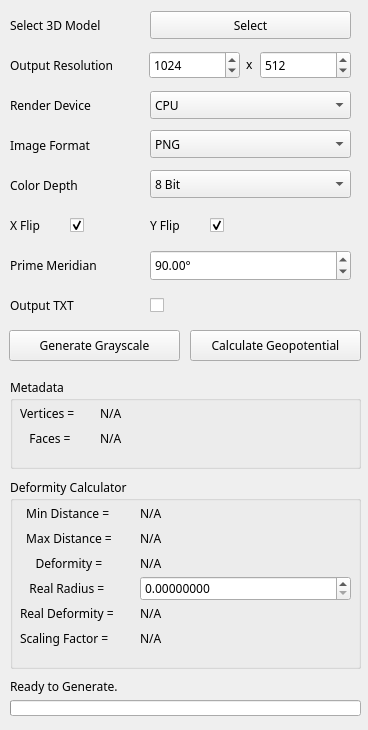
This is ui/widget.ui in himisawww/GrayscaleGenerator as Qt 5 draws it before an edit. The edited form follows.
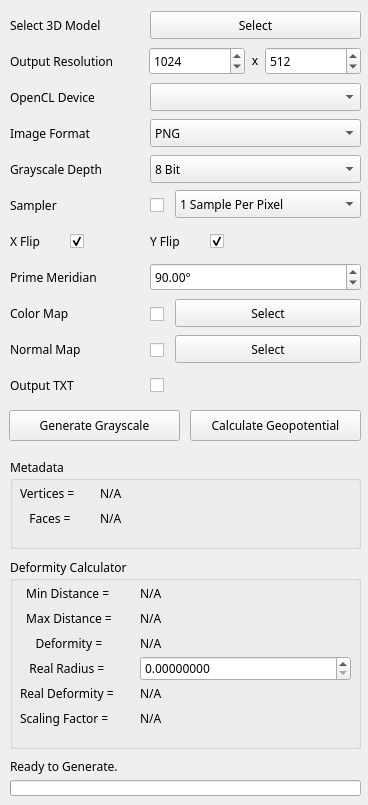
This is the edited form. Custom widgets are drawn as their Qt base class.

Commit message: add color map & normal map export.

```diff
--- a/ui/widget.ui
+++ b/ui/widget.ui
@@ -7,19 +7,19 @@
     <x>0</x>
     <y>0</y>
     <width>368</width>
-    <height>730</height>
+    <height>805</height>
    </rect>
   </property>
   <property name="minimumSize">
    <size>
     <width>368</width>
-    <height>730</height>
+    <height>805</height>
    </size>
   </property>
   <property name="maximumSize">
    <size>
     <width>368</width>
-    <height>730</height>
+    <height>805</height>
    </size>
   </property>
   <property name="font">
@@ -37,7 +37,7 @@
    <property name="geometry">
     <rect>
      <x>10</x>
-     <y>700</y>
+     <y>780</y>
      <width>351</width>
      <height>16</height>
     </rect>
@@ -92,7 +92,7 @@
     <rect>
      <x>150</x>
      <y>11</y>
-     <width>201</width>
+     <width>211</width>
      <height>28</height>
     </rect>
    </property>
@@ -109,7 +109,7 @@
    <property name="geometry">
     <rect>
      <x>10</x>
-     <y>50</y>
+     <y>46</y>
      <width>130</width>
      <height>31</height>
     </rect>
@@ -139,8 +139,8 @@
    <property name="geometry">
     <rect>
      <x>149</x>
-     <y>51</y>
-     <width>91</width>
+     <y>47</y>
+     <width>96</width>
      <height>28</height>
     </rect>
    </property>
@@ -162,9 +162,9 @@
   <widget class="QSpinBox" name="resolutionSpinBox_y">
    <property name="geometry">
     <rect>
-     <x>260</x>
-     <y>51</y>
-     <width>91</width>
+     <x>265</x>
+     <y>47</y>
+     <width>96</width>
      <height>28</height>
     </rect>
    </property>
@@ -187,7 +187,7 @@
    <property name="geometry">
     <rect>
      <x>10</x>
-     <y>90</y>
+     <y>82</y>
      <width>130</width>
      <height>31</height>
     </rect>
@@ -210,15 +210,15 @@
     </font>
    </property>
    <property name="text">
-    <string>Render Device</string>
+    <string>OpenCL Device</string>
    </property>
   </widget>
   <widget class="QComboBox" name="renderDeviceComboBox">
    <property name="geometry">
     <rect>
      <x>150</x>
-     <y>91</y>
-     <width>201</width>
+     <y>83</y>
+     <width>211</width>
      <height>28</height>
     </rect>
    </property>
@@ -227,22 +227,12 @@
      <family>JetBrains Mono</family>
     </font>
    </property>
-   <item>
-    <property name="text">
-     <string>CPU</string>
-    </property>
-   </item>
-   <item>
-    <property name="text">
-     <string>GPU</string>
-    </property>
-   </item>
   </widget>
   <widget class="QLabel" name="x_label">
    <property name="geometry">
     <rect>
-     <x>246</x>
-     <y>57</y>
+     <x>250</x>
+     <y>53</y>
      <width>10</width>
      <height>15</height>
     </rect>
@@ -255,12 +245,15 @@
    <property name="text">
     <string>x</string>
    </property>
+   <property name="alignment">
+    <set>Qt::AlignmentFlag::AlignCenter</set>
+   </property>
   </widget>
   <widget class="QLabel" name="statusText">
    <property name="geometry">
     <rect>
      <x>10</x>
-     <y>678</y>
+     <y>758</y>
      <width>351</width>
      <height>16</height>
     </rect>
@@ -282,7 +275,7 @@
    <property name="geometry">
     <rect>
      <x>10</x>
-     <y>290</y>
+     <y>370</y>
      <width>130</width>
      <height>31</height>
     </rect>
@@ -312,7 +305,7 @@
    <property name="geometry">
     <rect>
      <x>150</x>
-     <y>290</y>
+     <y>370</y>
      <width>21</width>
      <height>31</height>
     </rect>
@@ -325,7 +318,7 @@
    <property name="geometry">
     <rect>
      <x>9</x>
-     <y>330</y>
+     <y>410</y>
      <width>171</width>
      <height>31</height>
     </rect>
@@ -338,7 +331,7 @@
    <property name="geometry">
     <rect>
      <x>10</x>
-     <y>378</y>
+     <y>458</y>
      <width>351</width>
      <height>91</height>
     </rect>
@@ -409,7 +402,7 @@
    <property name="geometry">
     <rect>
      <x>10</x>
-     <y>130</y>
+     <y>118</y>
      <width>130</width>
      <height>31</height>
     </rect>
@@ -439,8 +432,8 @@
    <property name="geometry">
     <rect>
      <x>150</x>
-     <y>130</y>
-     <width>201</width>
+     <y>119</y>
+     <width>211</width>
      <height>28</height>
     </rect>
    </property>
@@ -469,7 +462,7 @@
    <property name="geometry">
     <rect>
      <x>10</x>
-     <y>170</y>
+     <y>154</y>
      <width>130</width>
      <height>31</height>
     </rect>
@@ -492,15 +485,15 @@
     </font>
    </property>
    <property name="text">
-    <string>Color Depth</string>
+    <string>Grayscale Depth</string>
    </property>
   </widget>
   <widget class="QComboBox" name="colorDepthComboBox">
    <property name="geometry">
     <rect>
      <x>150</x>
-     <y>170</y>
-     <width>201</width>
+     <y>155</y>
+     <width>211</width>
      <height>28</height>
     </rect>
    </property>
@@ -524,7 +517,7 @@
    <property name="geometry">
     <rect>
      <x>10</x>
-     <y>210</y>
+     <y>226</y>
      <width>51</width>
      <height>31</height>
     </rect>
@@ -554,7 +547,7 @@
    <property name="geometry">
     <rect>
      <x>150</x>
-     <y>210</y>
+     <y>226</y>
      <width>51</width>
      <height>31</height>
     </rect>
@@ -584,7 +577,7 @@
    <property name="geometry">
     <rect>
      <x>10</x>
-     <y>250</y>
+     <y>262</y>
      <width>130</width>
      <height>31</height>
     </rect>
@@ -614,7 +607,7 @@
    <property name="geometry">
     <rect>
      <x>70</x>
-     <y>210</y>
+     <y>226</y>
      <width>21</width>
      <height>31</height>
     </rect>
@@ -630,7 +623,7 @@
    <property name="geometry">
     <rect>
      <x>210</x>
-     <y>210</y>
+     <y>226</y>
      <width>21</width>
      <height>31</height>
     </rect>
@@ -646,9 +639,9 @@
    <property name="geometry">
     <rect>
      <x>150</x>
-     <y>250</y>
-     <width>201</width>
-     <height>31</height>
+     <y>263</y>
+     <width>211</width>
+     <height>28</height>
     </rect>
    </property>
    <property name="suffix">
@@ -668,7 +661,7 @@
    <property name="geometry">
     <rect>
      <x>10</x>
-     <y>478</y>
+     <y>558</y>
      <width>351</width>
      <height>191</height>
     </rect>
@@ -858,7 +851,7 @@
    <property name="geometry">
     <rect>
      <x>190</x>
-     <y>330</y>
+     <y>410</y>
      <width>171</width>
      <height>31</height>
     </rect>
@@ -867,6 +860,236 @@
     <string>Calculate Geopotential</string>
    </property>
   </widget>
+  <widget class="QLabel" name="colorMapLabel">
+   <property name="geometry">
+    <rect>
+     <x>10</x>
+     <y>298</y>
+     <width>130</width>
+     <height>31</height>
+    </rect>
+   </property>
+   <property name="minimumSize">
+    <size>
+     <width>130</width>
+     <height>0</height>
+    </size>
+   </property>
+   <property name="maximumSize">
+    <size>
+     <width>130</width>
+     <height>16777215</height>
+    </size>
+   </property>
+   <property name="font">
+    <font>
+     <family>JetBrains Mono</family>
+    </font>
+   </property>
+   <property name="text">
+    <string>Color Map</string>
+   </property>
+  </widget>
+  <widget class="QCheckBox" name="colorMapCheckBox">
+   <property name="geometry">
+    <rect>
+     <x>150</x>
+     <y>299</y>
+     <width>21</width>
+     <height>31</height>
+    </rect>
+   </property>
+   <property name="text">
+    <string/>
+   </property>
+  </widget>
+  <widget class="QPushButton" name="selectColorMapPushButton">
+   <property name="geometry">
+    <rect>
+     <x>175</x>
+     <y>299</y>
+     <width>186</width>
+     <height>28</height>
+    </rect>
+   </property>
+   <property name="font">
+    <font>
+     <family>JetBrains Mono</family>
+    </font>
+   </property>
+   <property name="text">
+    <string>Select</string>
+   </property>
+  </widget>
+  <widget class="QLabel" name="normalMapLabel">
+   <property name="geometry">
+    <rect>
+     <x>10</x>
+     <y>334</y>
+     <width>130</width>
+     <height>31</height>
+    </rect>
+   </property>
+   <property name="minimumSize">
+    <size>
+     <width>130</width>
+     <height>0</height>
+    </size>
+   </property>
+   <property name="maximumSize">
+    <size>
+     <width>130</width>
+     <height>16777215</height>
+    </size>
+   </property>
+   <property name="font">
+    <font>
+     <family>JetBrains Mono</family>
+    </font>
+   </property>
+   <property name="text">
+    <string>Normal Map</string>
+   </property>
+  </widget>
+  <widget class="QCheckBox" name="normalMapCheckBox">
+   <property name="geometry">
+    <rect>
+     <x>150</x>
+     <y>335</y>
+     <width>21</width>
+     <height>31</height>
+    </rect>
+   </property>
+   <property name="text">
+    <string/>
+   </property>
+  </widget>
+  <widget class="QPushButton" name="selectNormalMapPushButton">
+   <property name="geometry">
+    <rect>
+     <x>175</x>
+     <y>335</y>
+     <width>186</width>
+     <height>28</height>
+    </rect>
+   </property>
+   <property name="font">
+    <font>
+     <family>JetBrains Mono</family>
+    </font>
+   </property>
+   <property name="text">
+    <string>Select</string>
+   </property>
+  </widget>
+  <widget class="QLabel" name="samplerLabel">
+   <property name="geometry">
+    <rect>
+     <x>10</x>
+     <y>190</y>
+     <width>130</width>
+     <height>31</height>
+    </rect>
+   </property>
+   <property name="minimumSize">
+    <size>
+     <width>130</width>
+     <height>0</height>
+    </size>
+   </property>
+   <property name="maximumSize">
+    <size>
+     <width>130</width>
+     <height>16777215</height>
+    </size>
+   </property>
+   <property name="font">
+    <font>
+     <family>JetBrains Mono</family>
+    </font>
+   </property>
+   <property name="text">
+    <string>Sampler</string>
+   </property>
+  </widget>
+  <widget class="QComboBox" name="samplerComboBox">
+   <property name="geometry">
+    <rect>
+     <x>175</x>
+     <y>190</y>
+     <width>186</width>
+     <height>28</height>
+    </rect>
+   </property>
+   <property name="font">
+    <font>
+     <family>JetBrains Mono</family>
+    </font>
+   </property>
+   <item>
+    <property name="text">
+     <string>1 Sample Per Pixel</string>
+    </property>
+   </item>
+   <item>
+    <property name="text">
+     <string>4 Samples Per Pixel</string>
+    </property>
+   </item>
+   <item>
+    <property name="text">
+     <string>9 Samples Per Pixel</string>
+    </property>
+   </item>
+   <item>
+    <property name="text">
+     <string>16 Samples Per Pixel</string>
+    </property>
+   </item>
+   <item>
+    <property name="text">
+     <string>25 Samples Per Pixel</string>
+    </property>
+   </item>
+   <item>
+    <property name="text">
+     <string>36 Samples Per Pixel</string>
+    </property>
+   </item>
+   <item>
+    <property name="text">
+     <string>49 Samples Per Pixel</string>
+    </property>
+   </item>
+   <item>
+    <property name="text">
+     <string>64 Samples Per Pixel</string>
+    </property>
+   </item>
+   <item>
+    <property name="text">
+     <string>81 Samples Per Pixel</string>
+    </property>
+   </item>
+   <item>
+    <property name="text">
+     <string>100 Samples Per Pixel</string>
+    </property>
+   </item>
+  </widget>
+  <widget class="QCheckBox" name="samplerCheckBox">
+   <property name="geometry">
+    <rect>
+     <x>150</x>
+     <y>190</y>
+     <width>21</width>
+     <height>31</height>
+    </rect>
+   </property>
+   <property name="text">
+    <string/>
+   </property>
+  </widget>
  </widget>
  <customwidgets>
   <customwidget>
```
Left out of the diff: 14 changed lines with no effect on the pictures. The commit also changes 32 other files.
